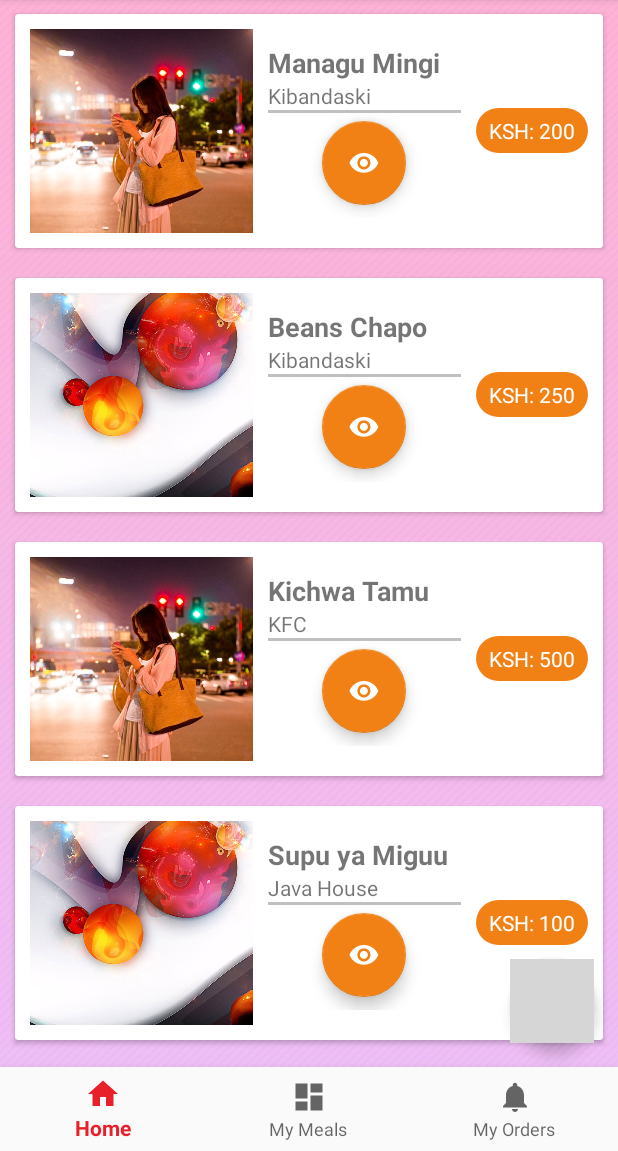
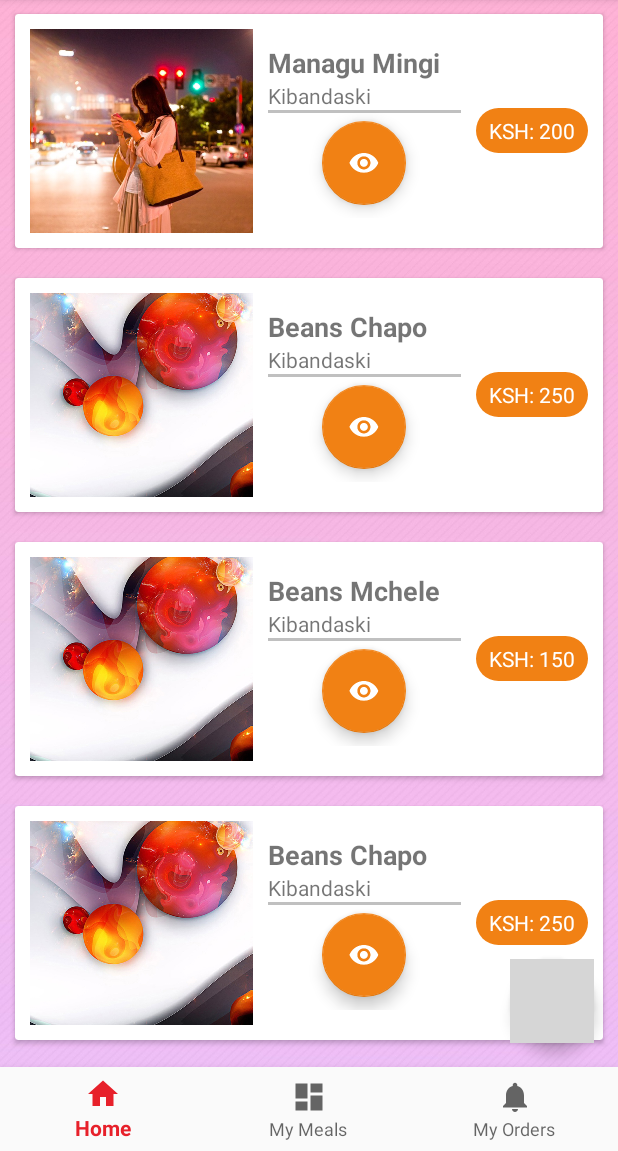
Before and after one commit to kimani-mbuguah/Leta, an Android app: the HomeFragment screen opened directly, with no data from a screen before it, on a phone screen of 412 x 824 dp, the part 85-1236 px from its top. Run offline under Robolectric (Android 15) with nearby library versions, the phone set to English and light mode, and no system bars; libraries missing offline, so code that uses them is left out: com.cepheuen.elegantnumberbutton; grey boxes are pictures that could not be loaded.

Commit message:
fix welcome text overflowing and add firebase authentication to app

```diff
--- a/app/build.gradle
+++ b/app/build.gradle
@@ -28,9 +28,9 @@ dependencies {
     testImplementation 'junit:junit:4.12'
     androidTestImplementation 'com.android.support.test:runner:1.0.2'
     androidTestImplementation 'com.android.support.test.espresso:espresso-core:3.0.2'
-    //implementation 'com.google.firebase:firebase-auth:16.0.1'
 
     //elegant button
     implementation 'com.cepheuen.elegant-number-button:lib:1.0.2'
 
+    implementation 'com.google.firebase:firebase-auth:16.0.1'
 }
--- a/app/src/main/java/com/africastalking/leta/HomeFragment.java
+++ b/app/src/main/java/com/africastalking/leta/HomeFragment.java
@@ -41,10 +41,8 @@ public class HomeFragment extends Fragment {
         foodsList = new ArrayList<>();
         foodsList.add(new ModelHomeContent(R.drawable.bg1,"Managu Mingi","Kibandaski", "KSH: 200"));
         foodsList.add(new ModelHomeContent(R.drawable.bg,"Beans Chapo","Kibandaski", "KSH: 250"));
-        foodsList.add(new ModelHomeContent(R.drawable.bg1,"Kichwa Tamu","KFC", "KSH: 500"));
-        foodsList.add(new ModelHomeContent(R.drawable.bg,"Supu ya Miguu","Java House", "KSH: 100"));
-        foodsList.add(new ModelHomeContent(R.drawable.bg1,"Ugali Matumbo","Kibanda 2", "KSH: 300"));
-        foodsList.add(new ModelHomeContent(R.drawable.bg,"Rice Beans","Java House", "KSH: 50"));
+        foodsList.add(new ModelHomeContent(R.drawable.bg,"Beans Mchele","Kibandaski", "KSH: 150"));
+        foodsList.add(new ModelHomeContent(R.drawable.bg,"Beans Chapo","Kibandaski", "KSH: 250"));
 
         homeRV = view.findViewById(R.id.homeRV);
         LinearLayoutManager layoutManager = new LinearLayoutManager((container.getContext()));
--- a/app/src/main/java/com/africastalking/leta/homeContentAdapter.java
+++ b/app/src/main/java/com/africastalking/leta/homeContentAdapter.java
@@ -19,10 +19,10 @@ import com.cepheuen.elegantnumberbutton.view.ElegantNumberButton;
 import java.util.ArrayList;
 
 public class homeContentAdapter extends RecyclerView.Adapter<homeContentAdapter.ViewHolder> {
-    private Context mContext;
+    Context mContext;
     Dialog mDialog;
-    private  ArrayList<ModelHomeContent>mList;
-    homeContentAdapter(Context context, ArrayList<ModelHomeContent> list){
+    public  ArrayList<ModelHomeContent>mList;
+    public homeContentAdapter(Context context, ArrayList<ModelHomeContent> list){
         mContext = context;
         mList = list;
     }
--- a/app/src/main/res/layout/activity_payment_options.xml
+++ b/app/src/main/res/layout/activity_payment_options.xml
@@ -152,7 +152,7 @@
                 android:layout_height="wrap_content"
                 android:layout_gravity="center"
                 android:layout_weight="7"
-                android:text="Cah on Delivery" />
+                android:text="Cash on Delivery" />
         </LinearLayout>
 
         <View
--- a/app/src/main/res/layout/activity_welcome.xml
+++ b/app/src/main/res/layout/activity_welcome.xml
@@ -16,7 +16,7 @@
 
     <LinearLayout
         android:id="@+id/l1"
-        android:layout_width="match_parent"
+        android:layout_width="wrap_content"
         android:layout_height="wrap_content"
         android:layout_marginStart="8dp"
         android:layout_marginTop="8dp"
@@ -37,10 +37,12 @@
             android:textStyle="bold" />
 
         <TextView
-            android:layout_width="398dp"
+            android:layout_width="wrap_content"
             android:layout_height="wrap_content"
             android:layout_gravity="center"
             android:layout_marginTop="50dp"
+            android:layout_marginStart="8dp"
+            android:layout_marginEnd="8dp"
             android:text="We're super excited to have you onboard !"
             android:textAlignment="center"
             android:textColor="@color/colorWhite"
```
